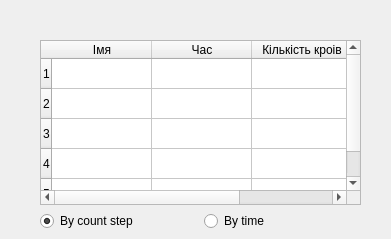
This is lab1/part2/Updated/history.ui in MariKush/OOOP2 as Qt 5 draws it before an edit. The edited form follows.
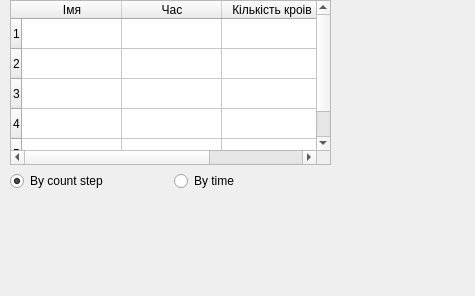
This is the edited form.

```diff
--- a/lab1/part2/Updated/history.ui
+++ b/lab1/part2/Updated/history.ui
@@ -6,8 +6,8 @@
    <rect>
     <x>0</x>
     <y>0</y>
-    <width>391</width>
-    <height>239</height>
+    <width>475</width>
+    <height>296</height>
    </rect>
   </property>
   <property name="windowTitle">
@@ -16,8 +16,8 @@
   <widget class="QWidget" name="verticalLayoutWidget">
    <property name="geometry">
     <rect>
-     <x>40</x>
-     <y>40</y>
+     <x>10</x>
+     <y>0</y>
      <width>321</width>
      <height>191</height>
     </rect>
```
